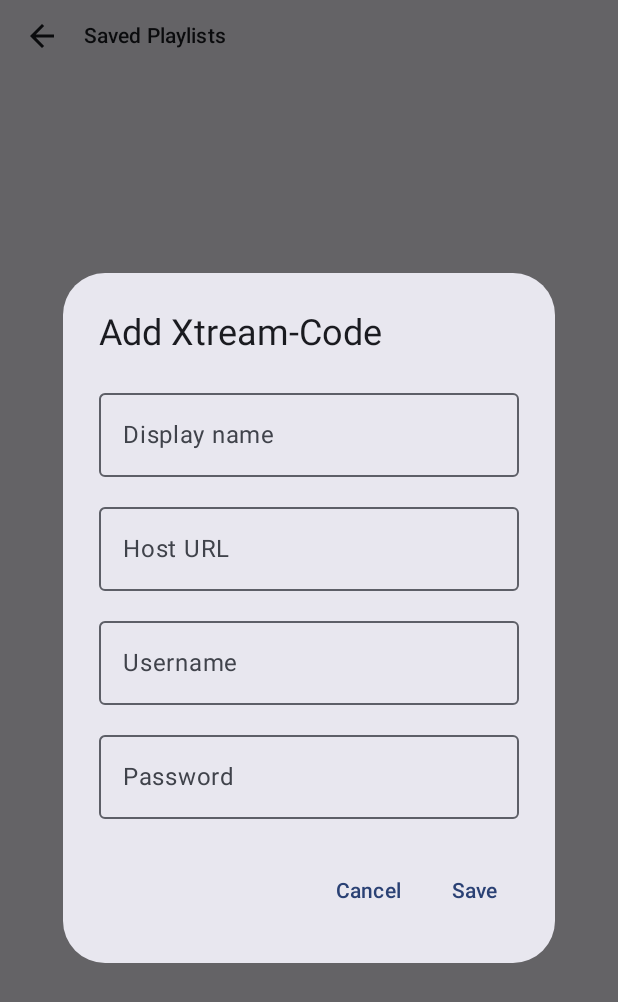
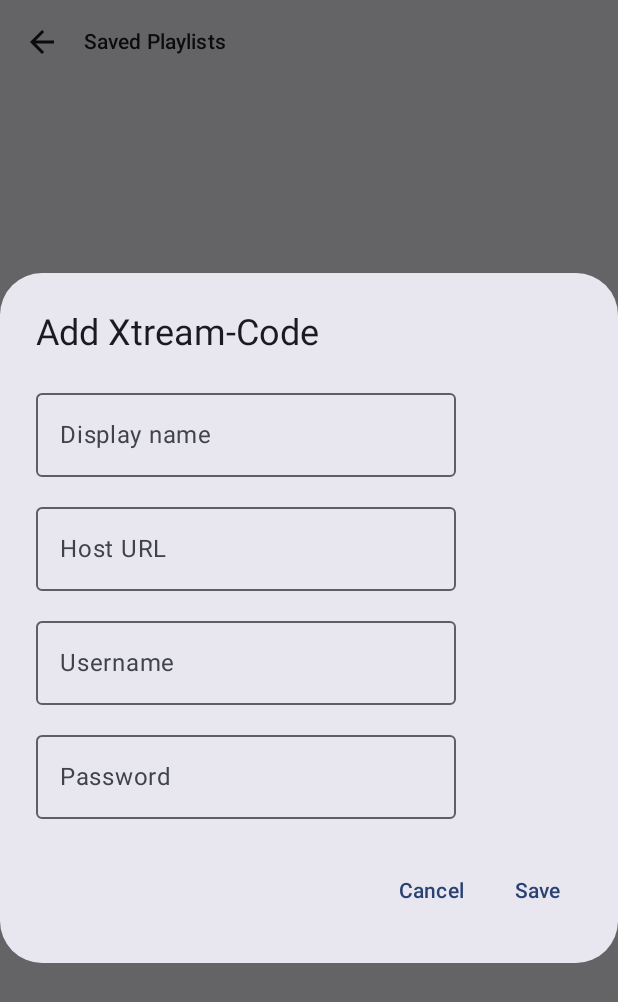
Before and after one commit to whatdoIputhere/IPTV-Player, an Android app built with Jetpack Compose: the screen it shows after launch (MainActivity), after a tap on "Add Xtream-Code", on a phone screen of 412 x 824 dp. Shown: the top 1002 px of the screen. Run offline under Robolectric (Android 15) with nearby library versions, the phone set to English and light mode, and no system bars; libraries missing offline, so code that uses them is left out: java.util.concurrent; 1 other tap on this screen came first.

Commit message:
UI improvements: fix topbar alignments, improve dialogs input navigation

```diff
--- a/app/src/main/java/com/whatdoiputhere/iptvplayer/ui/screens/SavedPlaylistsScreen.kt
+++ b/app/src/main/java/com/whatdoiputhere/iptvplayer/ui/screens/SavedPlaylistsScreen.kt
@@ -4,13 +4,19 @@ import androidx.compose.foundation.layout.Arrangement
 import androidx.compose.foundation.layout.Box
 import androidx.compose.foundation.layout.Column
 import androidx.compose.foundation.layout.Row
+import androidx.compose.foundation.layout.fillMaxHeight
 import androidx.compose.foundation.layout.fillMaxSize
 import androidx.compose.foundation.layout.fillMaxWidth
 import androidx.compose.foundation.layout.height
+import androidx.compose.foundation.layout.heightIn
 import androidx.compose.foundation.layout.padding
+import androidx.compose.foundation.layout.size
+import androidx.compose.foundation.layout.wrapContentHeight
 import androidx.compose.foundation.lazy.LazyColumn
 import androidx.compose.foundation.lazy.items
+import androidx.compose.foundation.text.KeyboardActions
 import androidx.compose.foundation.text.KeyboardOptions
+import androidx.compose.foundation.verticalScroll
 import androidx.compose.material.icons.Icons
 import androidx.compose.material.icons.automirrored.filled.ArrowBack
 import androidx.compose.material.icons.filled.Add
@@ -38,7 +44,11 @@ import androidx.compose.runtime.rememberCoroutineScope
 import androidx.compose.runtime.setValue
 import androidx.compose.ui.Alignment
 import androidx.compose.ui.Modifier
+import androidx.compose.ui.focus.FocusDirection
+import androidx.compose.ui.focus.FocusRequester
+import androidx.compose.ui.focus.focusRequester
 import androidx.compose.ui.res.stringResource
+import androidx.compose.ui.text.input.ImeAction
 import androidx.compose.ui.text.input.KeyboardType
 import androidx.compose.ui.text.input.PasswordVisualTransformation
 import androidx.compose.ui.unit.dp
@@ -60,6 +70,13 @@ fun savedPlaylistsScreen(
     onBack: () -> Unit,
 ) {
     val scope = rememberCoroutineScope()
+
+    val m3uNameRequester = remember { FocusRequester() }
+    val m3uUrlRequester = remember { FocusRequester() }
+    val xNameRequester = remember { FocusRequester() }
+    val xHostRequester = remember { FocusRequester() }
+    val xUserRequester = remember { FocusRequester() }
+    val xPassRequester = remember { FocusRequester() }
     var showM3UDialog by remember { mutableStateOf(false) }
     var showXtreamDialog by remember { mutableStateOf(false) }
     var showAddMenu by remember { mutableStateOf(false) }
@@ -82,11 +99,15 @@ fun savedPlaylistsScreen(
     Scaffold(
         topBar = {
             TopAppBar(
-                modifier = Modifier.height(48.dp),
+                modifier = Modifier.height(56.dp),
                 title = {
                     Text(
                         stringResource(id = R.string.saved_playlists),
                         style = MaterialTheme.typography.titleSmall,
+                        modifier =
+                            Modifier
+                                .fillMaxHeight()
+                                .wrapContentHeight(Alignment.CenterVertically),
                     )
                 },
                 navigationIcon = {
@@ -195,14 +216,24 @@ fun savedPlaylistsScreen(
             text = {
                 Column(verticalArrangement = Arrangement.spacedBy(12.dp)) {
                     OutlinedTextField(
+                        modifier = Modifier.focusRequester(m3uNameRequester),
                         value = m3uName,
                         onValueChange = { m3uName = it },
                         label = { Text(stringResource(id = R.string.display_name)) },
+                        singleLine = true,
+                        keyboardOptions = KeyboardOptions(imeAction = ImeAction.Next),
+                        keyboardActions = KeyboardActions(onNext = { m3uUrlRequester.requestFocus() }),
                     )
                     OutlinedTextField(
+                        modifier = Modifier.focusRequester(m3uUrlRequester),
                         value = m3uUrl,
                         onValueChange = { m3uUrl = it },
                         label = { Text(stringResource(id = R.string.m3u_url)) },
+                        singleLine = true,
+                        keyboardOptions = KeyboardOptions(keyboardType = KeyboardType.Uri, imeAction = ImeAction.Done),
+                        keyboardActions =
+                            KeyboardActions(onDone = {
+                            }),
                     )
                     if (m3uHasError) {
                         Text(
@@ -213,7 +244,7 @@ fun savedPlaylistsScreen(
                     }
                     if (m3uValidating) {
                         Row(verticalAlignment = Alignment.CenterVertically, horizontalArrangement = Arrangement.spacedBy(12.dp)) {
-                            CircularProgressIndicator(modifier = Modifier.height(20.dp))
+                            CircularProgressIndicator(modifier = Modifier.size(16.dp), strokeWidth = 2.dp)
                             Text(stringResource(id = R.string.validating_m3u_url))
                         }
                     }
@@ -268,29 +299,54 @@ fun savedPlaylistsScreen(
             },
             title = { Text(stringResource(id = R.string.add_xtream_code)) },
             text = {
-                Column(verticalArrangement = Arrangement.spacedBy(12.dp)) {
+                androidx.compose.foundation.rememberScrollState().let { scrollState ->
+                    Column(
+                        modifier =
+                            Modifier
+                                .fillMaxWidth()
+                                .heightIn(min = 0.dp, max = 400.dp)
+                                .verticalScroll(scrollState),
+                        verticalArrangement = Arrangement.spacedBy(12.dp),
+                    ) {
                         OutlinedTextField(
+                            modifier = Modifier.focusRequester(xNameRequester),
                             value = xtreamName,
                             onValueChange = { xtreamName = it },
                             label = { Text(stringResource(id = R.string.display_name)) },
+                            singleLine = true,
+                            keyboardOptions = KeyboardOptions(imeAction = ImeAction.Next),
+                            keyboardActions = KeyboardActions(onNext = { xHostRequester.requestFocus() }),
                         )
                         OutlinedTextField(
+                            modifier = Modifier.focusRequester(xHostRequester),
                             value = xtreamHost,
                             onValueChange = { xtreamHost = it },
                             label = { Text(stringResource(id = R.string.host_url)) },
                             placeholder = { Text(stringResource(id = R.string.example_host)) },
-                        keyboardOptions = KeyboardOptions(keyboardType = KeyboardType.Uri),
+                            singleLine = true,
+                            keyboardOptions = KeyboardOptions(keyboardType = KeyboardType.Uri, imeAction = ImeAction.Next),
+                            keyboardActions = KeyboardActions(onNext = { xUserRequester.requestFocus() }),
                         )
                         OutlinedTextField(
+                            modifier = Modifier.focusRequester(xUserRequester),
                             value = xtreamUsername,
                             onValueChange = { xtreamUsername = it },
                             label = { Text(stringResource(id = R.string.username)) },
+                            singleLine = true,
+                            keyboardOptions = KeyboardOptions(imeAction = ImeAction.Next),
+                            keyboardActions = KeyboardActions(onNext = { xPassRequester.requestFocus() }),
                         )
                         OutlinedTextField(
+                            modifier = Modifier.focusRequester(xPassRequester),
                             value = xtreamPassword,
                             onValueChange = { xtreamPassword = it },
                             label = { Text(stringResource(id = R.string.password)) },
                             visualTransformation = PasswordVisualTransformation(),
+                            singleLine = true,
+                            keyboardOptions = KeyboardOptions(keyboardType = KeyboardType.Password, imeAction = ImeAction.Done),
+                            keyboardActions =
+                                KeyboardActions(onDone = {
+                                }),
                         )
                         if (xtreamHasError) {
                             Text(
@@ -301,8 +357,9 @@ fun savedPlaylistsScreen(
                         }
                         if (xtreamValidating) {
                             Row(verticalAlignment = Alignment.CenterVertically, horizontalArrangement = Arrangement.spacedBy(12.dp)) {
-                            CircularProgressIndicator(modifier = Modifier.height(20.dp))
+                                CircularProgressIndicator(modifier = Modifier.size(16.dp), strokeWidth = 2.dp)
                                 Text(stringResource(id = R.string.testing_connection))
+                            }
                         }
                     }
                 }
--- a/app/src/main/res/values/strings.xml
+++ b/app/src/main/res/values/strings.xml
@@ -46,7 +46,7 @@
     <string name="invalid_m3u_url">Could not validate M3U URL. Check the link and try again.</string>
     <string name="invalid_xtream">Could not validate Xtream credentials. Check host/username/password.</string>
     <string name="validating_m3u_url">Validating M3U URL…</string>
-    <string name="testing_connection">Testing credentials…</string>
+    <string name="testing_connection">Testing connection…</string>
 
     <string name="toggle_rotation">Toggle rotation</string>
     <string name="stream_unavailable_message">Stream could not be played</string>
```
Also changed, not shown: app/src/main/java/com/whatdoiputhere/iptvplayer/ui/screens/ChannelListScreen.kt (+26 -18 lines). Lines whose indentation alone changed are shown as unchanged.
